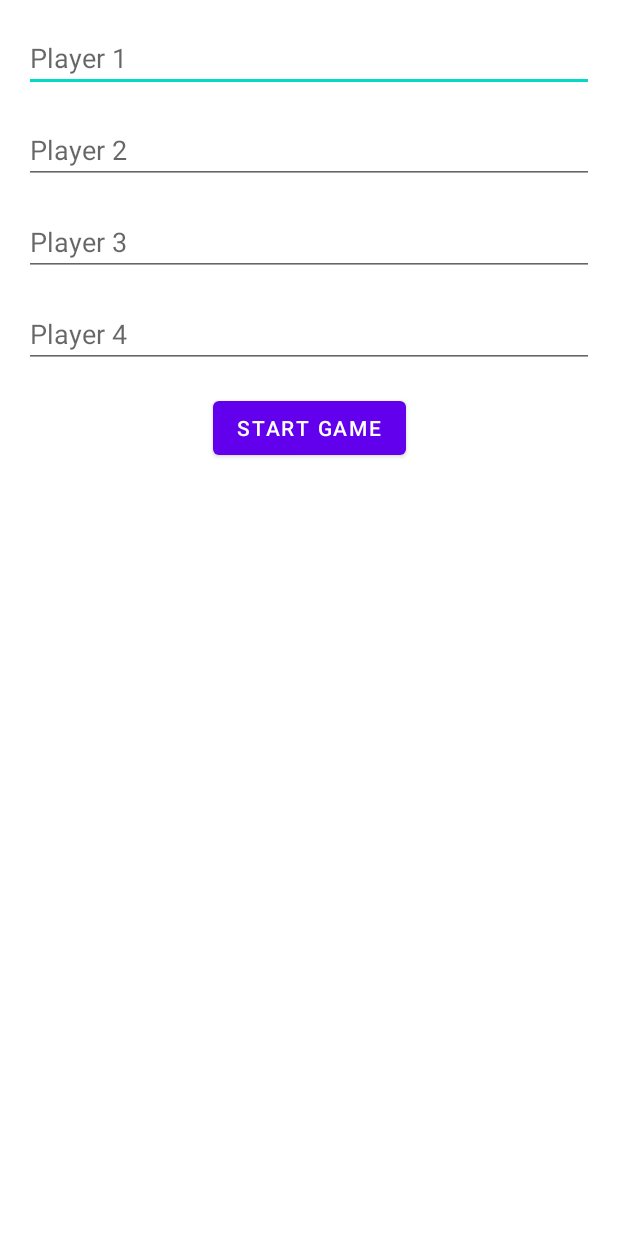
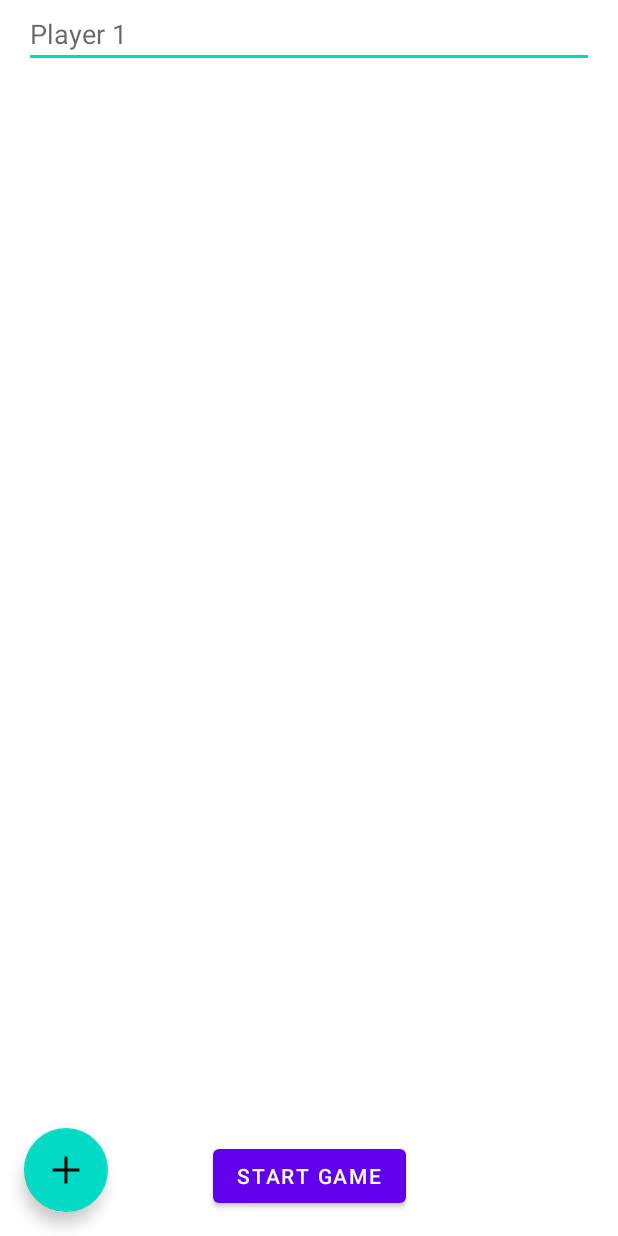
Before and after one commit to martinunterhuber/bus-driver, an Android app: the screen it shows after launch (MainActivity), on a phone screen of 412 x 824 dp. Run offline under Robolectric (Android 15) with nearby library versions, the light colour scheme and no system bars.

Commit message:
Added variable player count

```diff
--- /dev/null
+++ b/app/src/main/java/at/unterhuber/bus_driver/adapters/PlayerAdapter.kt
@@ -0,0 +1,48 @@
+package at.unterhuber.bus_driver.adapters
+
+import android.content.Context
+import android.view.LayoutInflater
+import android.view.View
+import android.view.ViewGroup
+import android.widget.EditText
+import androidx.core.widget.doOnTextChanged
+import androidx.recyclerview.widget.RecyclerView
+import com.example.bus_driver.R
+
+class PlayerAdapter(private val context: Context) : RecyclerView.Adapter<PlayerAdapter.ViewHolder>() {
+    var players = ArrayList<String>(listOf(""))
+    private var count = 1
+
+    override fun onCreateViewHolder(parent: ViewGroup, viewType: Int): ViewHolder {
+        val view: View = LayoutInflater.from(parent.context)
+            .inflate(R.layout.new_player_item, parent, false)
+        val holder =  ViewHolder(view)
+        holder.setIsRecyclable(false)
+        return holder
+    }
+
+    override fun onBindViewHolder(holder: ViewHolder, position: Int) {
+        holder.playerName.hint = context.getString(R.string.player_n, position + 1)
+        holder.playerName.setText(players[position])
+        holder.playerName.doOnTextChanged { text, start, before, count -> players[position] = holder.playerName.text.toString() }
+    }
+
+    override fun getItemCount(): Int {
+        return count
+    }
+
+    fun addPlayer() {
+        players.add("")
+        count++
+        notifyItemInserted(count - 1)
+    }
+
+    override fun onViewDetachedFromWindow(holder: ViewHolder) {
+        super.onViewDetachedFromWindow(holder)
+        holder.playerName.doOnTextChanged{ _, _, _, _ -> {} }
+    }
+
+    class ViewHolder(view: View) : RecyclerView.ViewHolder(view) {
+        val playerName: EditText = view.findViewById(R.id.player_name)
+    }
+}
--- a/app/src/main/java/at/unterhuber/bus_driver/ui/MainActivity.kt
+++ b/app/src/main/java/at/unterhuber/bus_driver/ui/MainActivity.kt
@@ -2,31 +2,43 @@ package at.unterhuber.bus_driver.ui
 
 import android.content.Intent
 import android.os.Bundle
+import android.util.Log
+import android.view.View
+import android.widget.EditText
+import android.widget.Spinner
 
 import androidx.appcompat.app.AppCompatActivity
+import androidx.recyclerview.widget.LinearLayoutManager
+import androidx.recyclerview.widget.RecyclerView
+import at.unterhuber.bus_driver.adapters.PlayerAdapter
 
 import com.example.bus_driver.databinding.ActivityMainBinding
 
 class MainActivity : AppCompatActivity() {
     private lateinit var binding: ActivityMainBinding
+    private lateinit var adapter: PlayerAdapter
 
     override fun onCreate(savedInstanceState: Bundle?) {
         super.onCreate(savedInstanceState)
         binding = ActivityMainBinding.inflate(layoutInflater)
         setContentView(binding.root)
 
-        binding.startButton.setOnClickListener{
-            val players = ArrayList<String>()
-            players.add(binding.player1.text.toString())
-            if (binding.player2.text.isNotBlank())
-                players.add(binding.player2.text.toString())
-            if (binding.player3.text.isNotBlank())
-                players.add(binding.player3.text.toString())
-            if (binding.player4.text.isNotBlank())
-                players.add(binding.player4.text.toString())
-            val intent = Intent(this, ChoiceActivity::class.java)
-            intent.putExtra("PLAYERS", players)
-            startActivity(intent)
+        adapter = PlayerAdapter(this)
+        binding.players.adapter = adapter
+        binding.players.layoutManager = LinearLayoutManager(this, LinearLayoutManager.VERTICAL, false)
+        binding.addPlayer.setOnClickListener{adapter.addPlayer()}
+
+        binding.startButton.setOnClickListener{startGame()}
+    }
+
+    private fun startGame() {
+        var players = (binding.players.adapter!! as PlayerAdapter).players
+        players = players.filter { it.isNotBlank() } as ArrayList<String>
+        if (players.isEmpty()) {
+            players.add("")
         }
+        val intent = Intent(this, ChoiceActivity::class.java)
+        intent.putExtra("PLAYERS", players)
+        startActivity(intent)
     }
 }
--- a/app/src/main/res/layout/activity_main.xml
+++ b/app/src/main/res/layout/activity_main.xml
@@ -6,68 +6,35 @@
     android:layout_height="match_parent"
     tools:context="at.unterhuber.bus_driver.ui.MainActivity">
 
-    <EditText
-        android:id="@+id/player1"
-        android:layout_width="0dp"
-        android:layout_height="wrap_content"
-        android:layout_marginStart="16dp"
-        android:layout_marginTop="16dp"
-        android:layout_marginEnd="16dp"
-        android:ems="10"
-        android:hint="@string/player_1"
-        android:inputType="textPersonName"
-        app:layout_constraintEnd_toEndOf="parent"
+    <androidx.recyclerview.widget.RecyclerView
+        android:id="@+id/players"
+        android:layout_width="match_parent"
+        android:layout_height="0dp"
+        android:layout_marginHorizontal="16dp"
+        app:layout_constraintTop_toTopOf="parent"
         app:layout_constraintStart_toStartOf="parent"
-        app:layout_constraintTop_toTopOf="parent"
-        android:importantForAutofill="no" />
-
-    <EditText
-        android:id="@+id/player2"
-        android:layout_width="0dp"
-        android:layout_height="wrap_content"
-        android:layout_marginTop="16dp"
-        android:ems="10"
-        android:hint="@string/player_2"
-        android:inputType="textPersonName"
-        app:layout_constraintEnd_toEndOf="@+id/player1"
-        app:layout_constraintStart_toStartOf="@+id/player1"
-        app:layout_constraintTop_toBottomOf="@+id/player1"
-        android:importantForAutofill="no" />
-
-    <EditText
-        android:id="@+id/player3"
-        android:layout_width="0dp"
-        android:layout_height="wrap_content"
-        android:layout_marginTop="16dp"
-        android:ems="10"
-        android:hint="@string/player_3"
-        android:inputType="textPersonName"
-        app:layout_constraintEnd_toEndOf="@+id/player1"
-        app:layout_constraintStart_toStartOf="@+id/player2"
-        app:layout_constraintTop_toBottomOf="@+id/player2"
-        android:importantForAutofill="no" />
-
-    <EditText
-        android:id="@+id/player4"
-        android:layout_width="0dp"
-        android:layout_height="wrap_content"
-        android:layout_marginTop="16dp"
-        android:ems="10"
-        android:hint="@string/player_4"
-        android:inputType="textPersonName"
-        app:layout_constraintEnd_toEndOf="@+id/player1"
-        app:layout_constraintStart_toStartOf="@+id/player3"
-        app:layout_constraintTop_toBottomOf="@+id/player3"
-        android:importantForAutofill="no" />
+        app:layout_constraintBottom_toTopOf="@id/add_player" />
 
     <Button
         android:id="@+id/start_button"
         android:layout_width="wrap_content"
         android:layout_height="wrap_content"
-        android:layout_marginTop="16dp"
+        android:layout_marginBottom="16dp"
         android:text="@string/start_game"
         app:layout_constraintEnd_toEndOf="parent"
         app:layout_constraintStart_toStartOf="parent"
-        app:layout_constraintTop_toBottomOf="@+id/player4" />
+        app:layout_constraintBottom_toBottomOf="parent" />
+
+    <com.google.android.material.floatingactionbutton.FloatingActionButton
+        android:id="@+id/add_player"
+        android:layout_width="wrap_content"
+        android:layout_height="wrap_content"
+        android:layout_margin="16dp"
+        app:layout_constraintBottom_toBottomOf="parent"
+        app:layout_constraintStart_toStartOf="parent"
+        android:clickable="true"
+        app:srcCompat="@drawable/ic_baseline_close_24_black"
+        android:rotation="45"
+        android:focusable="true" />
 
 </androidx.constraintlayout.widget.ConstraintLayout>
--- /dev/null
+++ b/app/src/main/res/layout/new_player_item.xml
@@ -0,0 +1,11 @@
+<?xml version="1.0" encoding="utf-8"?>
+<EditText android:id="@+id/player_name"
+    android:layout_width="match_parent"
+    android:layout_height="wrap_content"
+    android:layout_marginBottom="8dp"
+    android:ems="10"
+    tools:hint="@string/player_n"
+    android:inputType="textPersonName"
+    android:importantForAutofill="no"
+    xmlns:android="http://schemas.android.com/apk/res/android"
+    xmlns:tools="http://schemas.android.com/tools" />
--- a/app/src/main/res/values/strings.xml
+++ b/app/src/main/res/values/strings.xml
@@ -1,11 +1,7 @@
 <?xml version="1.0" encoding="utf-8"?>
 <resources>
     <string name="app_name">Bus Driver</string>
-    <string name="player_1">Player 1</string>
-    <string name="player_2">Player 2</string>
-    <string name="player_3">Player 3</string>
-    <string name="player_4">Player 4</string>
-    <string name="player_n">Player %1$s</string>
+    <string name="player_n">Player %1$d</string>
     <string name="start_game">Start Game</string>
     <string name="next">Next</string>
     <string name="have">Have</string>
```
Also changed, not shown: 2 other files.
